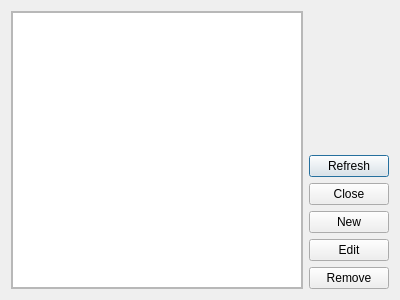
Old version of the form gui_showperson.ui in the repository loaded02/ICF_Report.
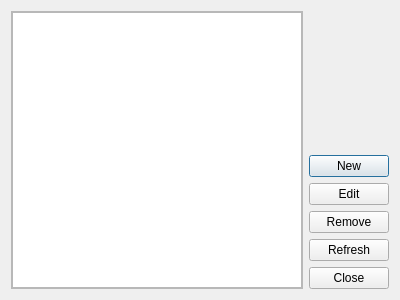
New version of the form.

Patch:
```diff
--- a/gui_showperson.ui
+++ b/gui_showperson.ui
@@ -63,20 +63,6 @@
        </property>
       </spacer>
      </item>
-     <item>
-      <widget class="QPushButton" name="refreshButton">
-       <property name="text">
-        <string>Refresh</string>
-       </property>
-      </widget>
-     </item>
-     <item>
-      <widget class="QPushButton" name="closeButton">
-       <property name="text">
-        <string>Close</string>
-       </property>
-      </widget>
-     </item>
      <item>
       <widget class="QPushButton" name="newButton">
        <property name="text">
@@ -98,6 +84,20 @@
        </property>
       </widget>
      </item>
+     <item>
+      <widget class="QPushButton" name="refreshButton">
+       <property name="text">
+        <string>Refresh</string>
+       </property>
+      </widget>
+     </item>
+     <item>
+      <widget class="QPushButton" name="closeButton">
+       <property name="text">
+        <string>Close</string>
+       </property>
+      </widget>
+     </item>
     </layout>
    </item>
   </layout>
```
Left out of the diff: 2 changed lines with no effect on the pictures.
